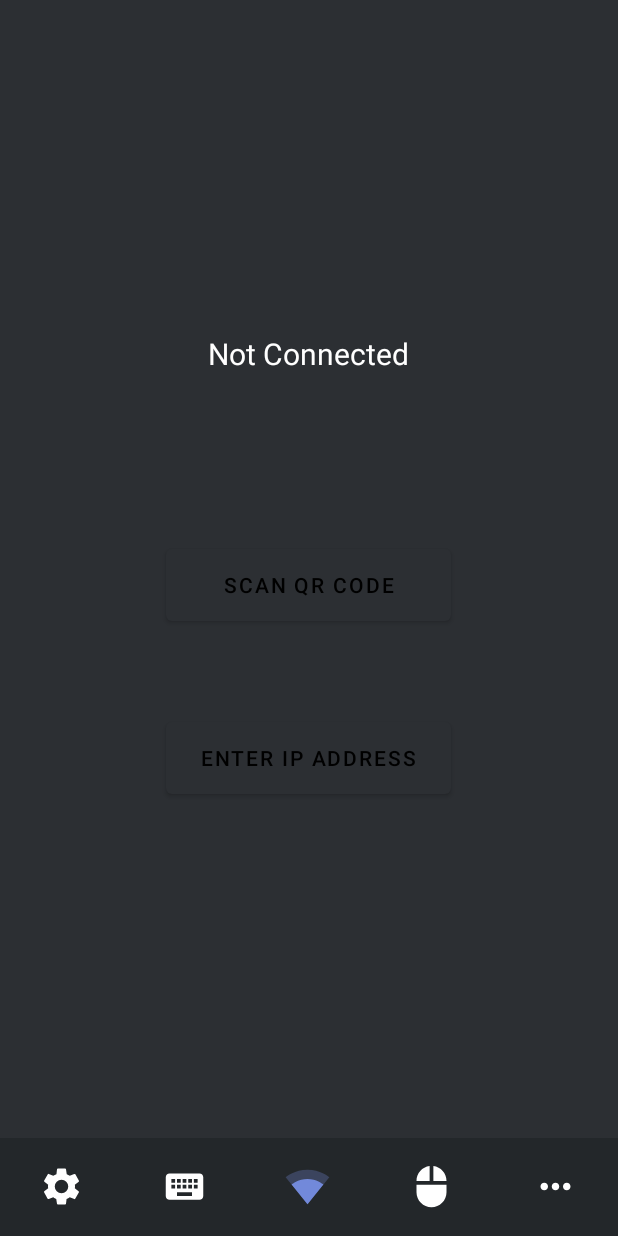
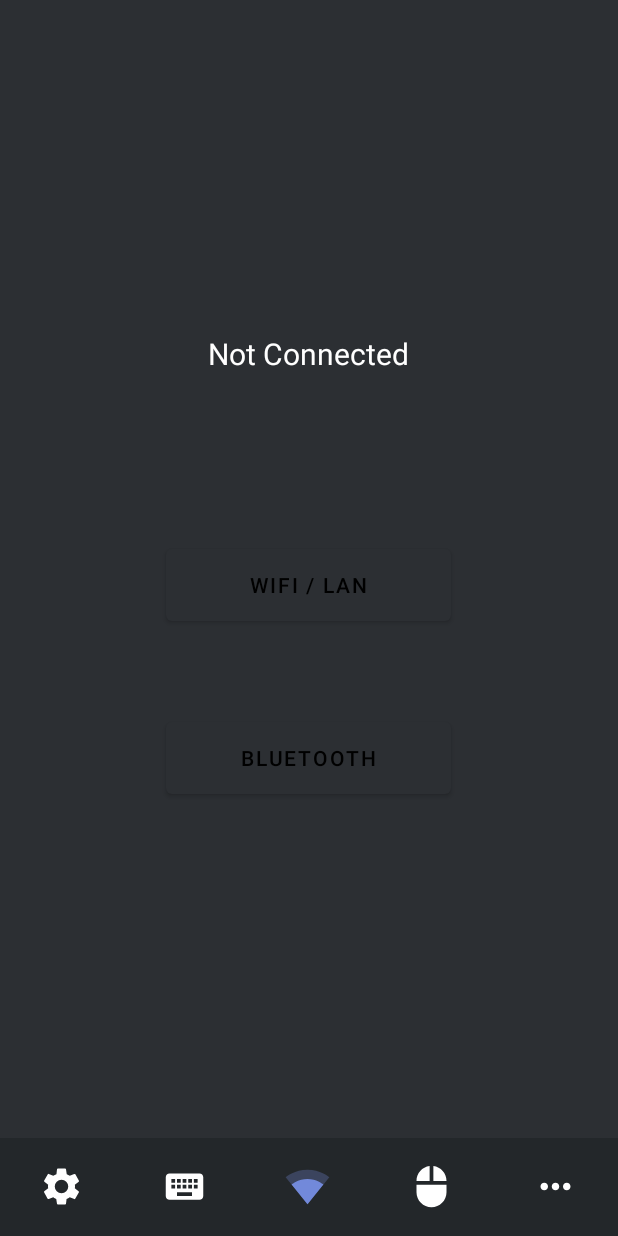
Before and after one commit to hoenchioma/hotkey-client, an Android app: the screen it shows after launch (MainActivity), on a phone screen of 412 x 824 dp. Run offline under Robolectric (Android 15) with nearby library versions, the phone set to English and light mode, and no system bars; our stand-ins replace data binding.

Commit message:
* integrated bluetooth with connection fragment ui * separated option for ip input to settings

```diff
--- a/app/src/main/res/layout/fragment_connections.xml
+++ b/app/src/main/res/layout/fragment_connections.xml
@@ -54,10 +54,10 @@
             android:visibility="@{ viewModel.state == State.NOT_CONNECTED ? View.VISIBLE : View.GONE }">
 
             <com.google.android.material.button.MaterialButton
-                android:id="@+id/scanQRCodeButton"
+                android:id="@+id/wiFiButton"
                 android:layout_width="@dimen/connections_btn_width"
                 android:layout_height="@dimen/connections_btn_height"
-                android:text="@string/connections_scan_qr_code_btn_text" />
+                android:text="@string/connections_wifi_btn_text" />
 
             <Space
                 android:layout_width="wrap_content"
@@ -66,10 +66,10 @@
                 tools:ignore="NestedWeights" />
 
             <com.google.android.material.button.MaterialButton
-                android:id="@+id/enterIPButton"
+                android:id="@+id/bluetoothButton"
                 android:layout_width="@dimen/connections_btn_width"
                 android:layout_height="@dimen/connections_btn_height"
-                android:text="@string/connections_enter_ip_btn_text" />
+                android:text="@string/connections_bluetooth_btn_text" />
 
         </LinearLayout>
 
--- a/app/src/main/res/values/strings.xml
+++ b/app/src/main/res/values/strings.xml
@@ -11,6 +11,8 @@
     <string name="btm_bar_extras_btn_desc">Press to show extra options</string>
 
     <!-- Connections Fragment -->
+    <string name="connections_wifi_btn_text">WiFi / LAN</string>
+    <string name="connections_bluetooth_btn_text">Bluetooth</string>
     <string name="connections_connect_btn_text">Connect</string>
     <string name="connections_disconnect_btn_text">Disconnect</string>
     <string name="connections_ip_address_text_field_label">IP Address</string>
@@ -39,6 +41,10 @@
     <string name="settings_title_connect_timeout">Connect timeout</string>
     <string name="settings_summary_builder_connect_timeout">Attempt to connect times out after %s ms</string>
 
+    <string name="settings_key_enter_ip">enterIp</string>
+    <string name="settings_title_enter_ip">Enter IP address and port</string>
+    <string name="settings_summary_enter_ip">Enter IP address and port instead of scanning QR code</string>
+
     <string name="settings_key_live_screen_fps">liveScreenFPS</string>
     <string name="settings_title_live_screen_fps">FPS</string>
     <string name="settings_summary_builder_live_screen_fps">%s Hz</string>
@@ -49,8 +55,6 @@
 
     <!-- Live Screen -->
     <string name="live_screen_only_wifi">Only available on Wifi</string>
-    <string name="connections_scan_qr_code_btn_text">Scan QR code</string>
-    <string name="connections_enter_ip_btn_text">Enter IP Address</string>
     <string name="title_qr_code_scanner">QR Code Scanner</string>
 
 </resources>
--- a/app/src/main/res/xml/preferences.xml
+++ b/app/src/main/res/xml/preferences.xml
@@ -10,6 +10,13 @@
             app:summaryBuilder="@string/settings_summary_builder_connect_timeout"
             app:onlyNum="true"
             app:defaultValue="2000" />
+
+        <CheckBoxPreference
+            app:key="@string/settings_key_enter_ip"
+            app:title="@string/settings_title_enter_ip"
+            app:summary="@string/settings_summary_enter_ip"
+            app:defaultValue="false" />
+
 
     </PreferenceCategory>
 
```
Also changed, not shown: app/src/main/java/com/rfw/hotkey/net/connection/Connection.java (+24 -2 lines), app/src/main/java/com/rfw/hotkey/ui/connections/ConnectionsFragment.java (+89 -14 lines).
